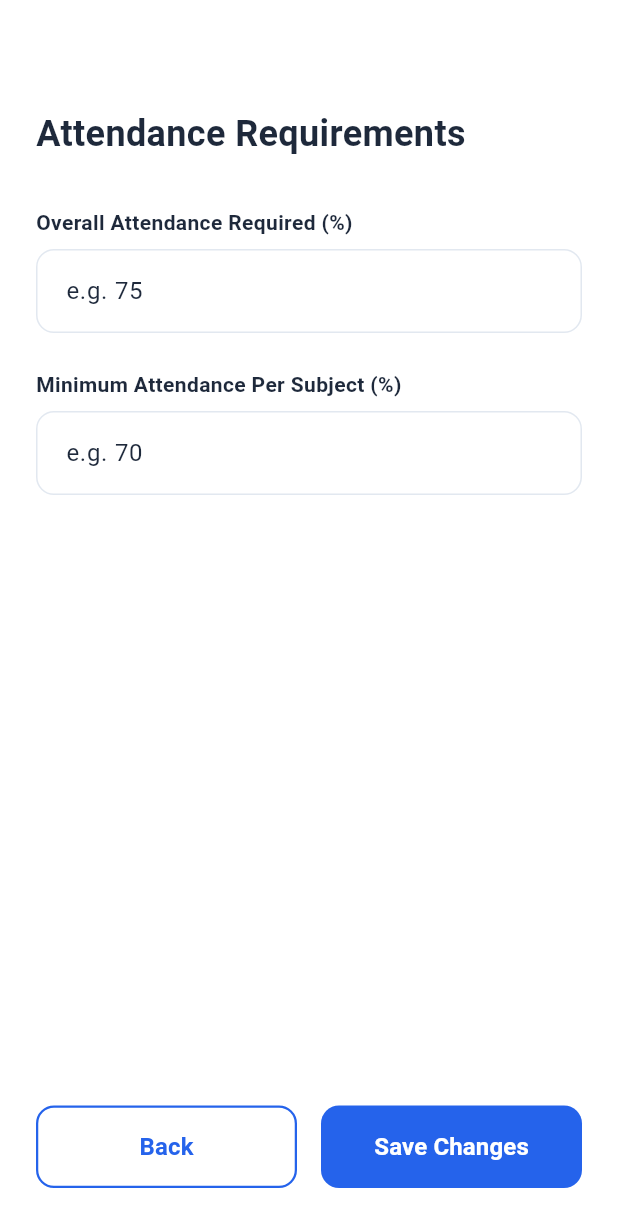
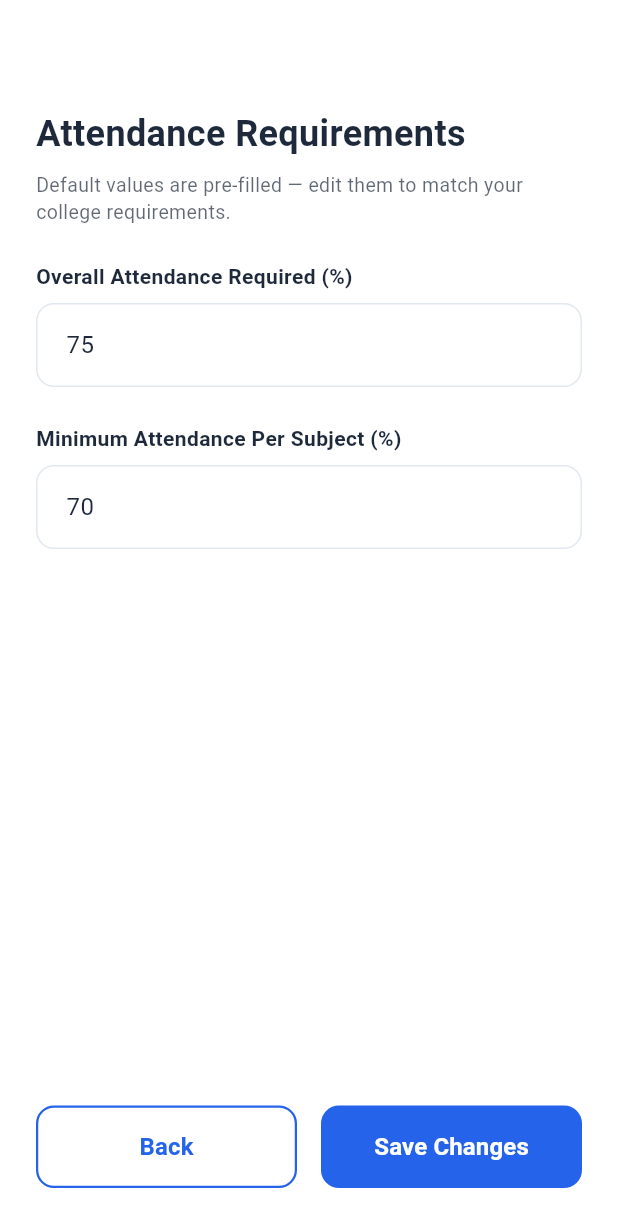
Before and after one commit to PaRth0566/AttendEase, a Flutter app: the AttendanceCriteriaScreen screen opened directly, on a phone screen of 412 x 824 dp. Shown: the top 1227 px of the screen. Run offline on Flutter 3.47's test engine with Material 3 defaults, Android fonts, the phone set to English and light mode, and no system bars; our stand-ins replace cloud_firestore, connectivity_plus, file_picker, firebase_auth, firebase_core, google_sign_in and 6 more; missing offline and left inert: desktop_drop, syncfusion_flutter_pdf; accounts and stored records are empty.

Commit message:
feat: improve web UX and sync system themes
- Web: Fixed browser refresh to persist current tab index and default to Home.
- Web: Added pull-to-refresh functionality for cloud synchronization.
- Web: Made 'AttendEase' logo a home button and added 3-way theme toggle (Light/Dark/System).
- Theme: Implemented live reaction to OS brightness changes for system theme mode.
- Setup: Pre-filled attendance criteria with defaults (75/70) and fixed signup redirect to setup choices.

```diff
--- a/lib/screens/auth/signup_screen.dart
+++ b/lib/screens/auth/signup_screen.dart
@@ -3,7 +3,7 @@ import 'package:firebase_auth/firebase_auth.dart';
 import 'package:flutter/material.dart';
 
 import '../../services/auth_service.dart';
-import '../setup/basic_info_screen.dart';
+import '../setup/setup_choice_screen.dart';
 import 'login_screen.dart';
 
 class SignupScreen extends StatefulWidget {
@@ -94,7 +94,7 @@ class _SignupScreenState extends State<SignupScreen> {
                   Navigator.pushReplacement(
                     context,
                     MaterialPageRoute(
-                      builder: (_) => const BasicInfoScreen(isEditMode: false),
+                      builder: (_) => const SetupChoiceScreen(),
                     ),
                   );
                 },
--- a/lib/screens/setup/attendance_criteria_screen.dart
+++ b/lib/screens/setup/attendance_criteria_screen.dart
@@ -28,12 +28,19 @@ class _AttendanceCriteriaScreenState extends State<AttendanceCriteriaScreen> {
   }
 
   Future<void> _loadSavedData() async {
+    // Pre-fill defaults first — the user can always edit them
+    overallController.text = '75';
+    subjectController.text = '70';
+
+    // Override with previously saved values if available
     final prefs = await SharedPreferences.getInstance();
     final overall = prefs.getDouble('overall_required_attendance');
     final subject = prefs.getDouble('subject_required_attendance');
 
-    if (overall != null) overallController.text = overall.toString();
-    if (subject != null) subjectController.text = subject.toString();
+    if (mounted) {
+      if (overall != null) overallController.text = overall.toStringAsFixed(overall.truncateToDouble() == overall ? 0 : 1);
+      if (subject != null) subjectController.text = subject.toStringAsFixed(subject.truncateToDouble() == subject ? 0 : 1);
+    }
   }
 
   Future<void> _saveData() async {
@@ -142,10 +149,19 @@ class _AttendanceCriteriaScreenState extends State<AttendanceCriteriaScreen> {
               style: TextStyle(
                 fontSize: 24,
                 fontWeight: FontWeight.bold,
-                color: theme.textTheme.bodyLarge?.color, // ✅ Dynamic Title
+                color: theme.textTheme.bodyLarge?.color,
               ),
             ),
-            const SizedBox(height: 32),
+            const SizedBox(height: 8),
+            Text(
+              'Default values are pre-filled — edit them to match your college requirements.',
+              style: TextStyle(
+                fontSize: 13,
+                color: theme.textTheme.bodyMedium?.color?.withOpacity(0.7),
+                height: 1.4,
+              ),
+            ),
+            const SizedBox(height: 24),
 
             Text(
               'Overall Attendance Required (%)',
@@ -163,8 +179,8 @@ class _AttendanceCriteriaScreenState extends State<AttendanceCriteriaScreen> {
               ),
               style: TextStyle(
                 color: theme.textTheme.bodyLarge?.color,
-              ), // ✅ Typing color
-              decoration: _inputStyle('e.g. 75', theme),
+              ),
+              decoration: _inputStyle('e.g. 75 (default)', theme),
             ),
 
             const SizedBox(height: 24),
@@ -185,8 +201,8 @@ class _AttendanceCriteriaScreenState extends State<AttendanceCriteriaScreen> {
               ),
               style: TextStyle(
                 color: theme.textTheme.bodyLarge?.color,
-              ), // ✅ Typing color
-              decoration: _inputStyle('e.g. 70', theme),
+              ),
+              decoration: _inputStyle('e.g. 70 (default)', theme),
             ),
 
             const Spacer(),
```
Also changed, not shown: lib/main.dart (+23 -13 lines), lib/screens/web/aura_landing_page.dart (+79 -7 lines), lib/theme/theme_provider.dart (+8 -0 lines), 1 other file.
